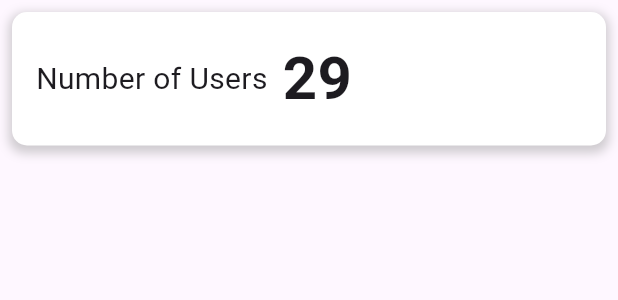
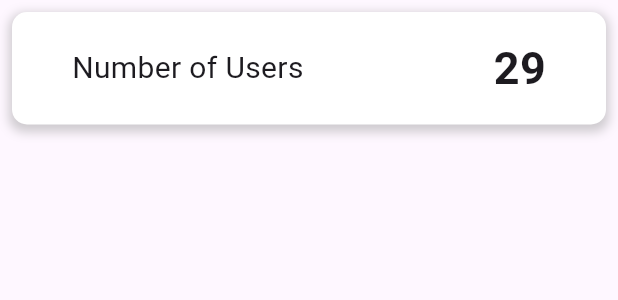
Before and after one commit to MhaamadAli/Cue-App, a Flutter app: the StatCard widget shown alone on an empty page, opened directly, on a phone screen of 412 x 824 dp. Shown: the top 300 px of the screen. Run offline on Flutter 3.47's test engine with Material 3 defaults, Android fonts, the phone set to English and light mode, and no system bars; our stand-ins replace flutter_map, flutter_secure_storage, flutter_svg, geolocator, google_fonts, latlong2 and 1 more; accounts and stored records are empty.

Commit message:
frontend: fixed stat_card padding

```diff
--- a/cue_dashboard/lib/screens/dashboard/widgets/stat_card.dart
+++ b/cue_dashboard/lib/screens/dashboard/widgets/stat_card.dart
@@ -22,9 +22,10 @@ class StatCard extends StatelessWidget {
             ),
           ],
         ),
-        padding: const EdgeInsets.all(16.0),
+        padding: const EdgeInsets.symmetric(vertical: 16.0, horizontal: 40),
         margin: const EdgeInsets.all(8.0),
         child: Row(
+          mainAxisAlignment: MainAxisAlignment.spaceBetween,
           children: <Widget>[
             Text(
               title,
@@ -35,7 +36,7 @@ class StatCard extends StatelessWidget {
                     10),
             Text(
               count,
-              style: TextStyle(fontSize: 40, fontWeight: FontWeight.bold),
+              style: TextStyle(fontSize: 30, fontWeight: FontWeight.bold),
             ),
           ],
         ),
```
